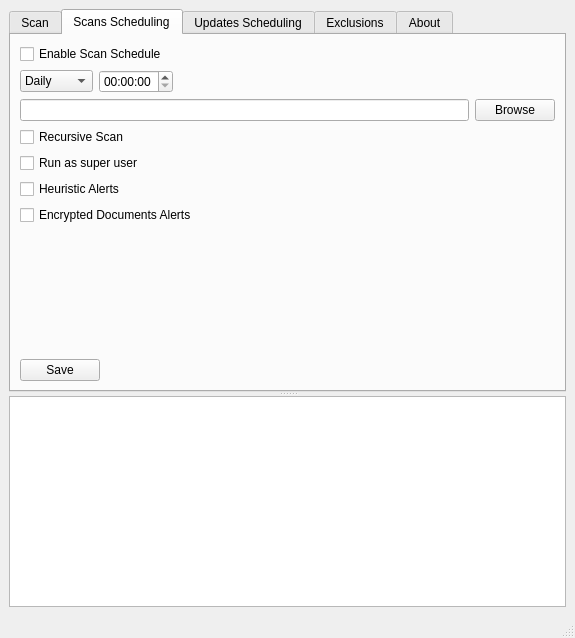
Above: MainWindow.ui from jplozf/calamity before the change. Below: the same form after it.
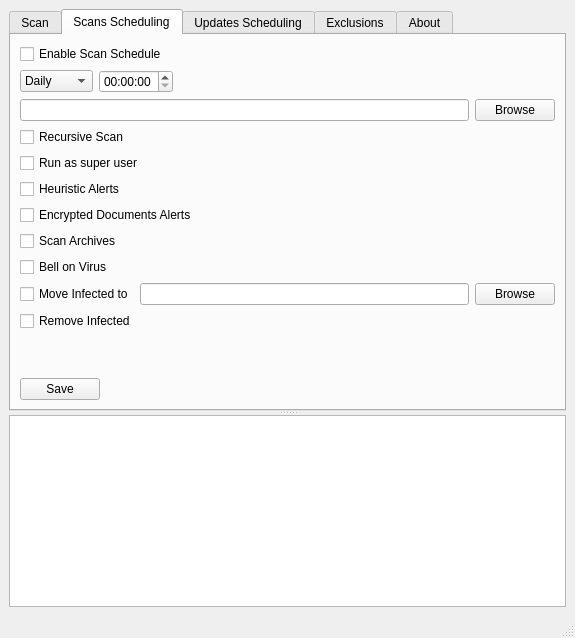
That is the form after the change. The open tabs and pages were chosen to show the change.

Commit message: feat: Add missing scan options to Scans Scheduling panel

```diff
--- a/MainWindow.ui
+++ b/MainWindow.ui
@@ -265,6 +265,48 @@
              </property>
             </widget>
            </item>
+           <item>
+            <widget class="QCheckBox" name="scheduledScanArchivesCheckBox">
+             <property name="text">
+              <string>Scan Archives</string>
+             </property>
+            </widget>
+           </item>
+           <item>
+            <widget class="QCheckBox" name="scheduledBellOnVirusCheckBox">
+             <property name="text">
+              <string>Bell on Virus</string>
+             </property>
+            </widget>
+           </item>
+           <item>
+            <layout class="QHBoxLayout" name="horizontalLayout_16">
+             <item>
+              <widget class="QCheckBox" name="scheduledMoveInfectedCheckBox">
+               <property name="text">
+                <string>Move Infected to</string>
+               </property>
+              </widget>
+             </item>
+             <item>
+              <widget class="QLineEdit" name="scheduledQuarantinePathLineEdit"/>
+             </item>
+             <item>
+              <widget class="QPushButton" name="browseScheduledQuarantineButton">
+               <property name="text">
+                <string>Browse</string>
+               </property>
+              </widget>
+             </item>
+            </layout>
+           </item>
+           <item>
+            <widget class="QCheckBox" name="scheduledRemoveInfectedCheckBox">
+             <property name="text">
+              <string>Remove Infected</string>
+             </property>
+            </widget>
+           </item>
            <item>
             <spacer name="verticalSpacer_2">
              <property name="orientation">
```
The commit also changes 2 other files.
